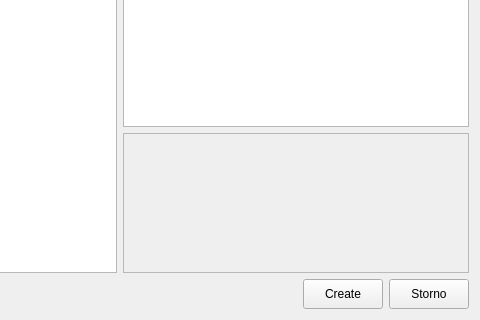
Old version of the form qgis/python/plugins/osm/ui_files/DlgAddRelation.ui in the repository sourcepole/qgis; both pictures show x 140 to 620 and y 141 to 461 of the 620 by 461 pixel window.
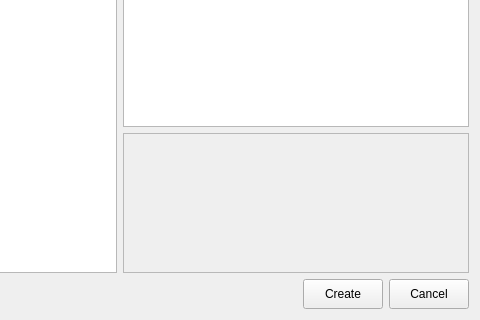
New version of the form.

Commit message: fix some translation strings

Diff of the .ui file:
```diff
--- a/qgis/python/plugins/osm/ui_files/DlgAddRelation.ui
+++ b/qgis/python/plugins/osm/ui_files/DlgAddRelation.ui
@@ -273,7 +273,7 @@
         </size>
        </property>
        <property name="text" >
-        <string>Storno</string>
+        <string>Cancel</string>
        </property>
        <property name="autoDefault" >
         <bool>false</bool>
```
The commit also changes 2 other files.
